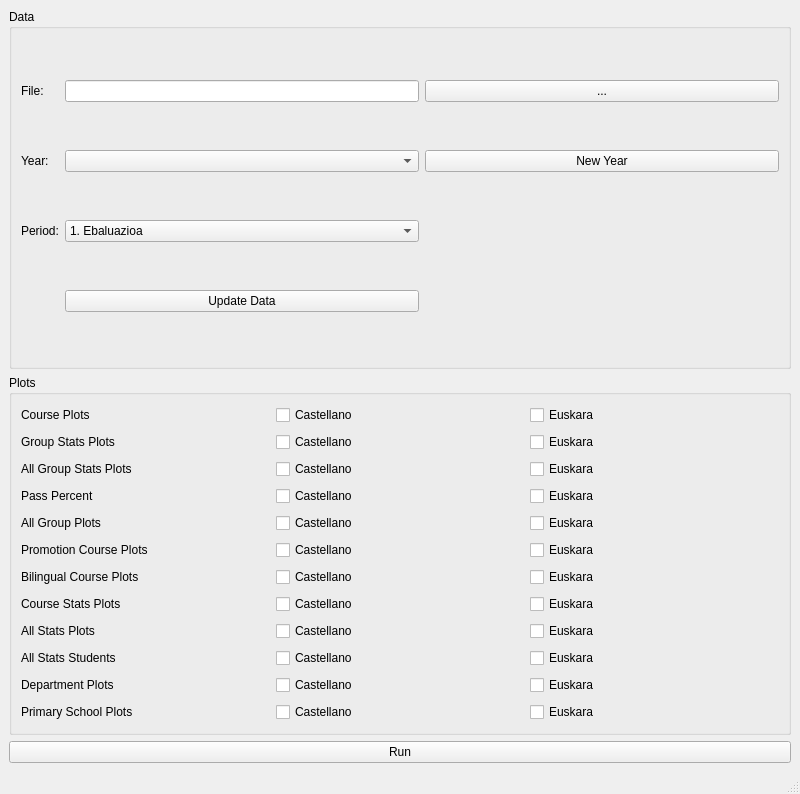
The window that ui/notak.ui (asieriko/python-educa) describes before a commit, drawn with Qt 5.
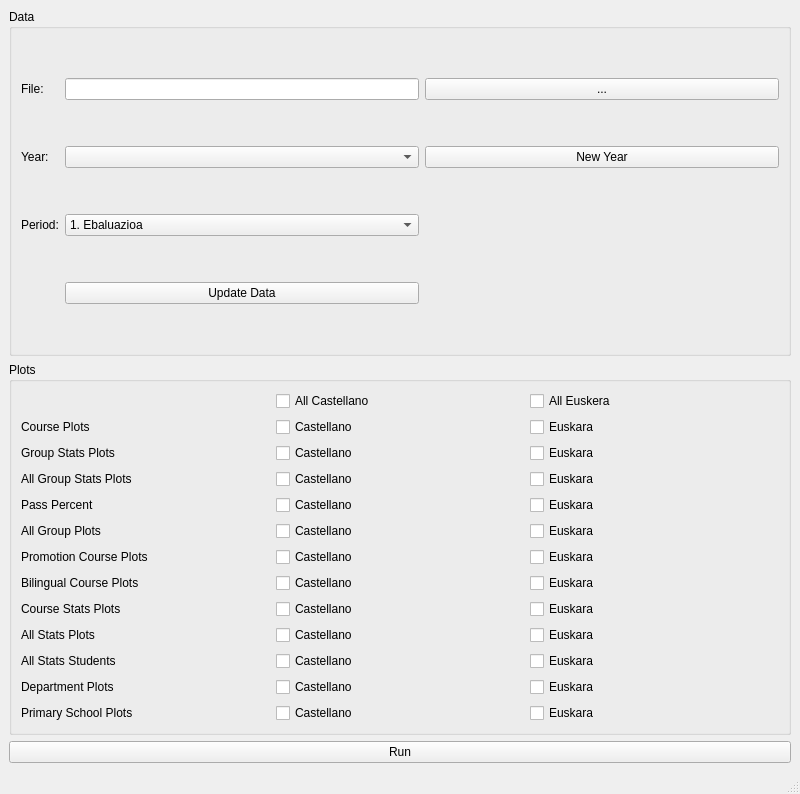
The same window after the commit.

Commit message: Select all options with one click added

Diff of the .ui file:
```diff
--- a/ui/notak.ui
+++ b/ui/notak.ui
@@ -129,258 +129,272 @@
        <string>Plots</string>
       </property>
       <layout class="QGridLayout" name="gridLayout">
-       <item row="0" column="0">
+       <item row="1" column="0">
         <widget class="QLabel" name="label">
          <property name="text">
           <string>Course Plots</string>
          </property>
         </widget>
        </item>
-       <item row="7" column="2">
+       <item row="8" column="2">
         <widget class="QCheckBox" name="courseStatsPlotsEu">
          <property name="text">
           <string>Euskara</string>
          </property>
         </widget>
        </item>
-       <item row="3" column="2">
+       <item row="4" column="2">
         <widget class="QCheckBox" name="passPercentEu">
          <property name="text">
           <string>Euskara</string>
          </property>
         </widget>
        </item>
-       <item row="6" column="1">
+       <item row="7" column="1">
         <widget class="QCheckBox" name="bilingualCoursePlotsEs">
          <property name="text">
           <string>Castellano</string>
          </property>
         </widget>
        </item>
-       <item row="8" column="1">
+       <item row="9" column="1">
         <widget class="QCheckBox" name="allStatsPlotsEs">
          <property name="text">
           <string>Castellano</string>
          </property>
         </widget>
        </item>
-       <item row="2" column="1">
+       <item row="3" column="1">
         <widget class="QCheckBox" name="allGroupStatsPlotsEs">
          <property name="text">
           <string>Castellano</string>
          </property>
         </widget>
        </item>
-       <item row="10" column="2">
+       <item row="11" column="2">
         <widget class="QCheckBox" name="deptarmentPlotsEu">
          <property name="text">
           <string>Euskara</string>
          </property>
         </widget>
        </item>
-       <item row="8" column="0">
+       <item row="9" column="0">
         <widget class="QLabel" name="label_9">
          <property name="text">
           <string>All Stats Plots</string>
          </property>
         </widget>
        </item>
-       <item row="0" column="1">
+       <item row="1" column="1">
         <widget class="QCheckBox" name="coursePlotsEs">
          <property name="text">
           <string>Castellano</string>
          </property>
         </widget>
        </item>
-       <item row="3" column="0">
+       <item row="4" column="0">
         <widget class="QLabel" name="label_4">
          <property name="text">
           <string>Pass Percent</string>
          </property>
         </widget>
        </item>
-       <item row="5" column="1">
+       <item row="6" column="1">
         <widget class="QCheckBox" name="promCoursePlotsEs">
          <property name="text">
           <string>Castellano</string>
          </property>
         </widget>
        </item>
-       <item row="3" column="1">
+       <item row="4" column="1">
         <widget class="QCheckBox" name="passPercentEs">
          <property name="text">
           <string>Castellano</string>
          </property>
         </widget>
        </item>
-       <item row="10" column="1">
+       <item row="11" column="1">
         <widget class="QCheckBox" name="deptarmentPlotsEs">
          <property name="text">
           <string>Castellano</string>
          </property>
         </widget>
        </item>
-       <item row="4" column="1">
+       <item row="5" column="1">
         <widget class="QCheckBox" name="allGroupPlotsEs">
          <property name="text">
           <string>Castellano</string>
          </property>
         </widget>
        </item>
-       <item row="11" column="1">
+       <item row="12" column="1">
         <widget class="QCheckBox" name="primarySchoolsPlotsEs">
          <property name="text">
           <string>Castellano</string>
          </property>
         </widget>
        </item>
-       <item row="1" column="1">
+       <item row="2" column="1">
         <widget class="QCheckBox" name="groupStatsPlotsEs">
          <property name="text">
           <string>Castellano</string>
          </property>
         </widget>
        </item>
-       <item row="4" column="2">
+       <item row="5" column="2">
         <widget class="QCheckBox" name="allGroupPlotsEu">
          <property name="text">
           <string>Euskara</string>
          </property>
         </widget>
        </item>
-       <item row="1" column="0">
+       <item row="2" column="0">
         <widget class="QLabel" name="label_2">
          <property name="text">
           <string>Group Stats Plots</string>
          </property>
         </widget>
        </item>
-       <item row="5" column="2">
+       <item row="6" column="2">
         <widget class="QCheckBox" name="promCoursePlotsEu">
          <property name="text">
           <string>Euskara</string>
          </property>
         </widget>
        </item>
-       <item row="11" column="0">
+       <item row="12" column="0">
         <widget class="QLabel" name="label_12">
          <property name="text">
           <string>Primary School Plots</string>
          </property>
         </widget>
        </item>
-       <item row="11" column="2">
+       <item row="12" column="2">
         <widget class="QCheckBox" name="primarySchoolsPlotsEu">
          <property name="text">
           <string>Euskara</string>
          </property>
         </widget>
        </item>
-       <item row="2" column="2">
+       <item row="3" column="2">
         <widget class="QCheckBox" name="allGroupStatsPlotsEu">
          <property name="text">
           <string>Euskara</string>
          </property>
         </widget>
        </item>
-       <item row="6" column="2">
+       <item row="7" column="2">
         <widget class="QCheckBox" name="bilingualCoursePlotsEu">
          <property name="text">
           <string>Euskara</string>
          </property>
         </widget>
        </item>
-       <item row="9" column="1">
+       <item row="10" column="1">
         <widget class="QCheckBox" name="allStatsStudentsEs">
          <property name="text">
           <string>Castellano</string>
          </property>
         </widget>
        </item>
-       <item row="1" column="2">
+       <item row="2" column="2">
         <widget class="QCheckBox" name="groupStatsPlotsEu">
          <property name="text">
           <string>Euskara</string>
          </property>
         </widget>
        </item>
-       <item row="10" column="0">
+       <item row="11" column="0">
         <widget class="QLabel" name="label_11">
          <property name="text">
           <string>Department Plots</string>
          </property>
         </widget>
        </item>
-       <item row="7" column="1">
+       <item row="8" column="1">
         <widget class="QCheckBox" name="courseStatsPlotsEs">
          <property name="text">
           <string>Castellano</string>
          </property>
         </widget>
        </item>
-       <item row="6" column="0">
+       <item row="7" column="0">
         <widget class="QLabel" name="label_7">
          <property name="text">
           <string>Bilingual Course Plots</string>
          </property>
         </widget>
        </item>
-       <item row="8" column="2">
+       <item row="9" column="2">
         <widget class="QCheckBox" name="allStatsPlotsEu">
          <property name="text">
           <string>Euskara</string>
          </property>
         </widget>
        </item>
-       <item row="4" column="0">
+       <item row="5" column="0">
         <widget class="QLabel" name="label_5">
          <property name="text">
           <string>All Group Plots</string>
          </property>
         </widget>
        </item>
-       <item row="5" column="0">
+       <item row="6" column="0">
         <widget class="QLabel" name="label_6">
          <property name="text">
           <string>Promotion Course Plots</string>
          </property>
         </widget>
        </item>
-       <item row="0" column="2">
+       <item row="1" column="2">
         <widget class="QCheckBox" name="coursePlotsEu">
          <property name="text">
           <string>Euskara</string>
          </property>
         </widget>
        </item>
-       <item row="2" column="0">
+       <item row="3" column="0">
         <widget class="QLabel" name="label_3">
          <property name="text">
           <string>All Group Stats Plots</string>
          </property>
         </widget>
        </item>
-       <item row="9" column="2">
+       <item row="10" column="2">
         <widget class="QCheckBox" name="allStatsStudentsEu">
          <property name="text">
           <string>Euskara</string>
          </property>
         </widget>
        </item>
-       <item row="9" column="0">
+       <item row="10" column="0">
         <widget class="QLabel" name="label_10">
          <property name="text">
           <string>All Stats Students</string>
          </property>
         </widget>
        </item>
-       <item row="7" column="0">
+       <item row="8" column="0">
         <widget class="QLabel" name="label_8">
          <property name="text">
           <string>Course Stats Plots</string>
          </property>
         </widget>
        </item>
+       <item row="0" column="1">
+        <widget class="QCheckBox" name="cbEs">
+         <property name="text">
+          <string>All Castellano</string>
+         </property>
+        </widget>
+       </item>
+       <item row="0" column="2">
+        <widget class="QCheckBox" name="cbEu">
+         <property name="text">
+          <string>All Euskera</string>
+         </property>
+        </widget>
+       </item>
       </layout>
      </widget>
     </item>
```
The commit also changes 2 other files.
